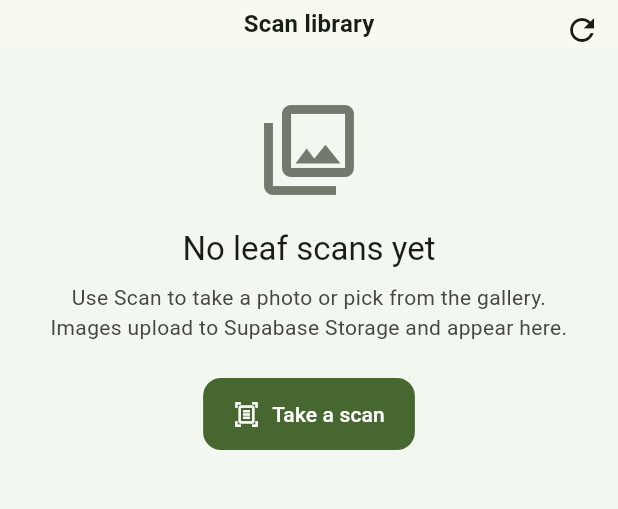
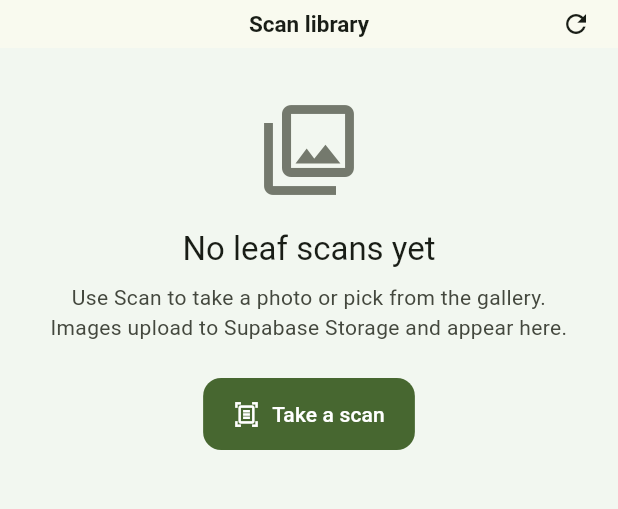
Before and after one commit to Arhum1391/leaflogic, a Flutter app: the LibraryScreen screen opened by its route, after a tap on the "refresh" icon, on a phone screen of 412 x 824 dp, the part 93-602 px from its top. Run offline on Flutter 3.47's test engine with Material 3 defaults, Android fonts, the phone set to English and light mode, and no system bars; our stand-ins replace go_router, google_sign_in, image_picker, supabase_flutter; missing offline and left inert: tflite_flutter; accounts and stored records are empty; network calls fail.

Commit message:
fix(ui): collapse 48dp action IconButtons that were forcing 32dp AppBar back to 48dp
Default IconButton has minWidth/minHeight 48 (accessibility tap target),
so AppBar's intrinsic height grew to fit them even when toolbarHeight
was set to 32 - leaving 16dp of dead space below the title.

Three changes:

1. Moved toolbarHeight/titleTextStyle/icon sizing into the global
   appBarTheme in leaflogic_app.dart (one source of truth)

2. New CompactIconButton in lib/ui/compact_icon_button.dart wraps
   IconButton with iconSize:20, padding:zero, BoxConstraints(32,32)
   and VisualDensity.compact

3. Replaced action IconButtons in Dashboard / Library / Tracker with
   CompactIconButton; trailing SizedBox(width:8) restores edge gap.
   Capture and Samples have no actions so just inherit the global
   toolbar height

```diff
--- a/leaflogic/lib/features/capture/capture_screen.dart
+++ b/leaflogic/lib/features/capture/capture_screen.dart
@@ -129,11 +129,7 @@ class _CaptureScreenState extends State<CaptureScreen> {
       appBar: AppBar(
         primary: false,
         automaticallyImplyLeading: false,
-        toolbarHeight: 32,
         titleSpacing: 16,
-        titleTextStyle: theme.textTheme.titleMedium?.copyWith(
-          fontWeight: FontWeight.w600,
-        ),
         title: const Text('Scan leaf'),
       ),
       body: Stack(
--- a/leaflogic/lib/features/dashboard/dashboard_screen.dart
+++ b/leaflogic/lib/features/dashboard/dashboard_screen.dart
@@ -7,6 +7,7 @@ import '../../core/config/diagnosis_preview.dart';
 import '../../services/last_leaf_diagnosis.dart';
 import '../../services/leaf_diagnosis_notifier.dart';
 import '../../services/leaflogic_data_service.dart';
+import '../../ui/compact_icon_button.dart';
 
 class DashboardScreen extends StatefulWidget {
   const DashboardScreen({super.key});
@@ -94,23 +95,20 @@ class _DashboardScreenState extends State<DashboardScreen> {
       appBar: AppBar(
         primary: false,
         automaticallyImplyLeading: false,
-        toolbarHeight: 32,
         titleSpacing: 16,
-        titleTextStyle: theme.textTheme.titleMedium?.copyWith(
-          fontWeight: FontWeight.w600,
-        ),
         title: const Text('Dashboard'),
         actions: [
-          IconButton(
+          CompactIconButton(
             tooltip: 'Refresh',
             onPressed: _loading ? null : _load,
-            icon: const Icon(Icons.refresh),
+            icon: Icons.refresh,
           ),
-          IconButton(
+          CompactIconButton(
             tooltip: 'Sign out',
             onPressed: _signOut,
-            icon: const Icon(Icons.logout),
+            icon: Icons.logout,
           ),
+          const SizedBox(width: 8),
         ],
       ),
       body: RefreshIndicator(
--- a/leaflogic/lib/features/library/library_screen.dart
+++ b/leaflogic/lib/features/library/library_screen.dart
@@ -4,6 +4,7 @@ import 'package:supabase_flutter/supabase_flutter.dart';
 
 import '../../services/leaf_classifier_service.dart';
 import '../../services/leaflogic_data_service.dart';
+import '../../ui/compact_icon_button.dart';
 
 class LibraryScreen extends StatefulWidget {
   const LibraryScreen({super.key});
@@ -143,18 +144,15 @@ class _LibraryScreenState extends State<LibraryScreen> {
       appBar: AppBar(
         primary: false,
         automaticallyImplyLeading: false,
-        toolbarHeight: 32,
         titleSpacing: 16,
-        titleTextStyle: theme.textTheme.titleMedium?.copyWith(
-          fontWeight: FontWeight.w600,
-        ),
         title: const Text('Scan library'),
         actions: [
-          IconButton(
+          CompactIconButton(
             tooltip: 'Refresh',
             onPressed: _loading ? null : _load,
-            icon: const Icon(Icons.refresh),
+            icon: Icons.refresh,
           ),
+          const SizedBox(width: 8),
         ],
       ),
       body: RefreshIndicator(
--- a/leaflogic/lib/features/samples/samples_screen.dart
+++ b/leaflogic/lib/features/samples/samples_screen.dart
@@ -62,11 +62,7 @@ class _SamplesScreenState extends State<SamplesScreen> {
       appBar: AppBar(
         primary: false,
         automaticallyImplyLeading: false,
-        toolbarHeight: 32,
         titleSpacing: 16,
-        titleTextStyle: theme.textTheme.titleMedium?.copyWith(
-          fontWeight: FontWeight.w600,
-        ),
         title: const Text('Samples'),
       ),
       body: ListView.separated(
--- /dev/null
+++ b/leaflogic/lib/ui/compact_icon_button.dart
@@ -0,0 +1,30 @@
+import 'package:flutter/material.dart';
+
+/// IconButton sized to fit inside the app's compact 32dp page-name AppBar.
+/// Default IconButton has a 48x48 minimum tap target, which forces the
+/// AppBar to grow back to 48dp even when toolbarHeight is set lower.
+class CompactIconButton extends StatelessWidget {
+  const CompactIconButton({
+    required this.icon,
+    required this.onPressed,
+    this.tooltip,
+    super.key,
+  });
+
+  final IconData icon;
+  final VoidCallback? onPressed;
+  final String? tooltip;
+
+  @override
+  Widget build(BuildContext context) {
+    return IconButton(
+      icon: Icon(icon),
+      tooltip: tooltip,
+      onPressed: onPressed,
+      iconSize: 20,
+      padding: EdgeInsets.zero,
+      visualDensity: VisualDensity.compact,
+      constraints: const BoxConstraints(minWidth: 32, minHeight: 32),
+    );
+  }
+}
```
Also changed, not shown: leaflogic/lib/app/leaflogic_app.dart (+12 -0 lines), leaflogic/lib/features/tracker/tracker_screen.dart (+4 -6 lines).
